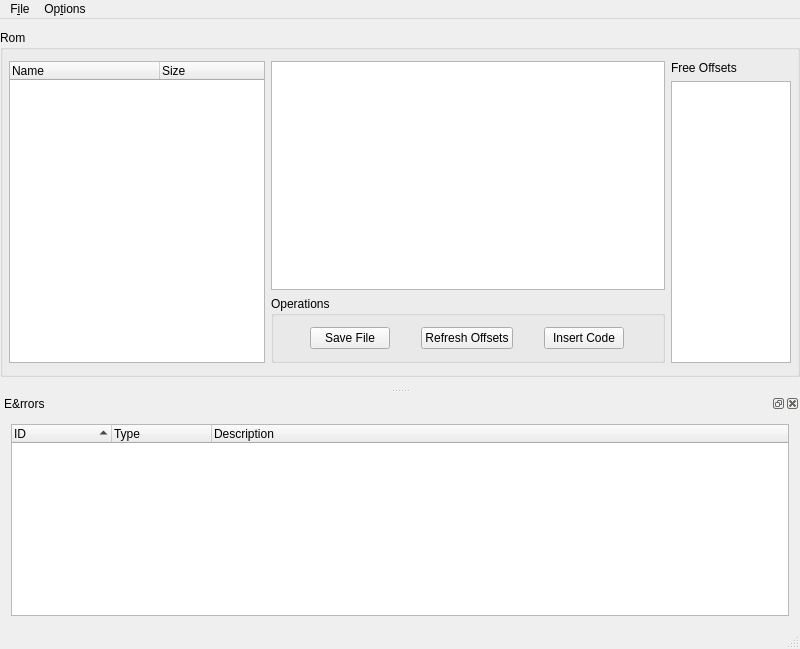
Old version of the form mainwindow.ui in the repository embasoft/ROMtastic.
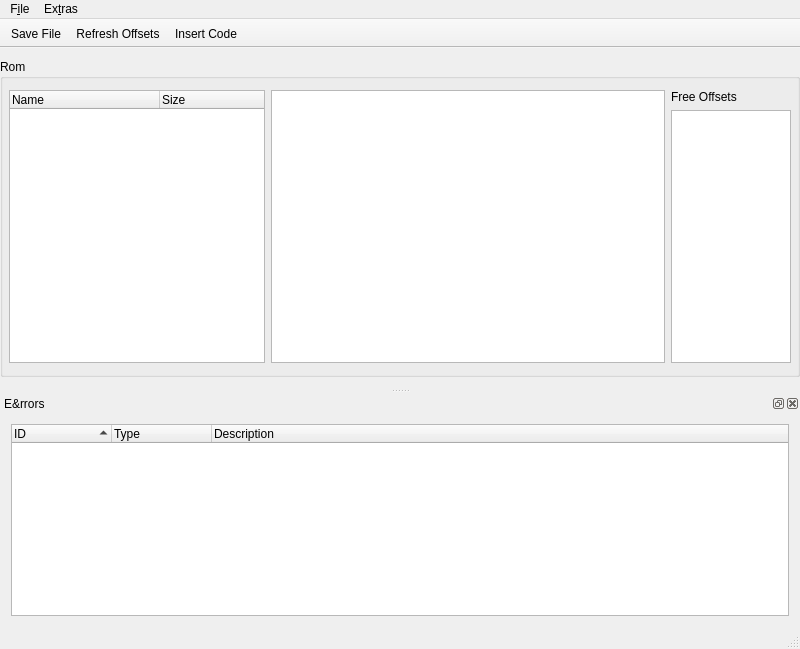
New version of the form. Custom widgets are drawn as their Qt base class.

```diff
--- a/mainwindow.ui
+++ b/mainwindow.ui
@@ -63,7 +63,7 @@
           <number>0</number>
          </property>
          <item>
-          <widget class="FileManager" name="treeSourceFiles">
+          <widget class="FileManager" name="fileManager">
            <property name="sizePolicy">
             <sizepolicy hsizetype="Maximum" vsizetype="Expanding">
              <horstretch>0</horstretch>
@@ -108,55 +108,7 @@
           <number>0</number>
          </property>
          <item>
-          <widget class="QTextEdit" name="editSource"/>
-         </item>
-         <item>
-          <widget class="QGroupBox" name="boxOperations">
-           <property name="title">
-            <string>Operations</string>
-           </property>
-           <layout class="QHBoxLayout" name="horizontalLayout_5">
-            <item>
-             <widget class="QPushButton" name="btnSaveFile">
-              <property name="sizePolicy">
-               <sizepolicy hsizetype="Fixed" vsizetype="Fixed">
-                <horstretch>0</horstretch>
-                <verstretch>0</verstretch>
-               </sizepolicy>
-              </property>
-              <property name="text">
-               <string>Save File</string>
-              </property>
-             </widget>
-            </item>
-            <item>
-             <widget class="QPushButton" name="btnRefreshOffsets">
-              <property name="sizePolicy">
-               <sizepolicy hsizetype="Fixed" vsizetype="Fixed">
-                <horstretch>0</horstretch>
-                <verstretch>0</verstretch>
-               </sizepolicy>
-              </property>
-              <property name="text">
-               <string>Refresh Offsets</string>
-              </property>
-             </widget>
-            </item>
-            <item>
-             <widget class="QPushButton" name="btnInsertCode">
-              <property name="sizePolicy">
-               <sizepolicy hsizetype="Fixed" vsizetype="Fixed">
-                <horstretch>0</horstretch>
-                <verstretch>0</verstretch>
-               </sizepolicy>
-              </property>
-              <property name="text">
-               <string>Insert Code</string>
-              </property>
-             </widget>
-            </item>
-           </layout>
-          </widget>
+          <widget class="Editor" name="editSource"/>
          </item>
         </layout>
        </item>
@@ -245,15 +197,14 @@
     <addaction name="actionSave_Rom"/>
     <addaction name="actionQuit"/>
    </widget>
-   <widget class="QMenu" name="menuOptions">
+   <widget class="QMenu" name="menuExtras">
     <property name="title">
-     <string>Op&amp;tions</string>
+     <string>Ex&amp;tras</string>
     </property>
-    <addaction name="actionSelect_Directory"/>
-    <addaction name="actionSet_compiler_path"/>
+    <addaction name="actionPreferences"/>
    </widget>
    <addaction name="menuFile"/>
-   <addaction name="menuOptions"/>
+   <addaction name="menuExtras"/>
   </widget>
   <widget class="QStatusBar" name="statusBar"/>
   <widget class="QDockWidget" name="dockError">
@@ -320,6 +271,23 @@
     </layout>
    </widget>
   </widget>
+  <widget class="QToolBar" name="toolBar">
+   <property name="windowTitle">
+    <string>toolBar</string>
+   </property>
+   <property name="movable">
+    <bool>false</bool>
+   </property>
+   <attribute name="toolBarArea">
+    <enum>TopToolBarArea</enum>
+   </attribute>
+   <attribute name="toolBarBreak">
+    <bool>false</bool>
+   </attribute>
+   <addaction name="actionSave_File"/>
+   <addaction name="actionRefresh_Offsets"/>
+   <addaction name="actionInsert_Code"/>
+  </widget>
   <action name="actionLoad_Rom">
    <property name="text">
     <string>&amp;Load Rom...</string>
@@ -345,14 +313,24 @@
     <string>&amp;Save Rom...</string>
    </property>
   </action>
-  <action name="actionSelect_Directory">
+  <action name="actionPreferences">
    <property name="text">
-    <string>Select &amp;Directory...</string>
+    <string>Preferences...</string>
    </property>
   </action>
-  <action name="actionSet_compiler_path">
+  <action name="actionSave_File">
    <property name="text">
-    <string>Set Compiler Path...</string>
+    <string>Save File</string>
+   </property>
+  </action>
+  <action name="actionRefresh_Offsets">
+   <property name="text">
+    <string>Refresh Offsets</string>
+   </property>
+  </action>
+  <action name="actionInsert_Code">
+   <property name="text">
+    <string>Insert Code</string>
    </property>
   </action>
  </widget>
@@ -363,6 +341,11 @@
    <extends>QTreeWidget</extends>
    <header>filemanager.h</header>
   </customwidget>
+  <customwidget>
+   <class>Editor</class>
+   <extends>QTextEdit</extends>
+   <header>editor.h</header>
+  </customwidget>
  </customwidgets>
  <resources/>
  <connections/>
```
